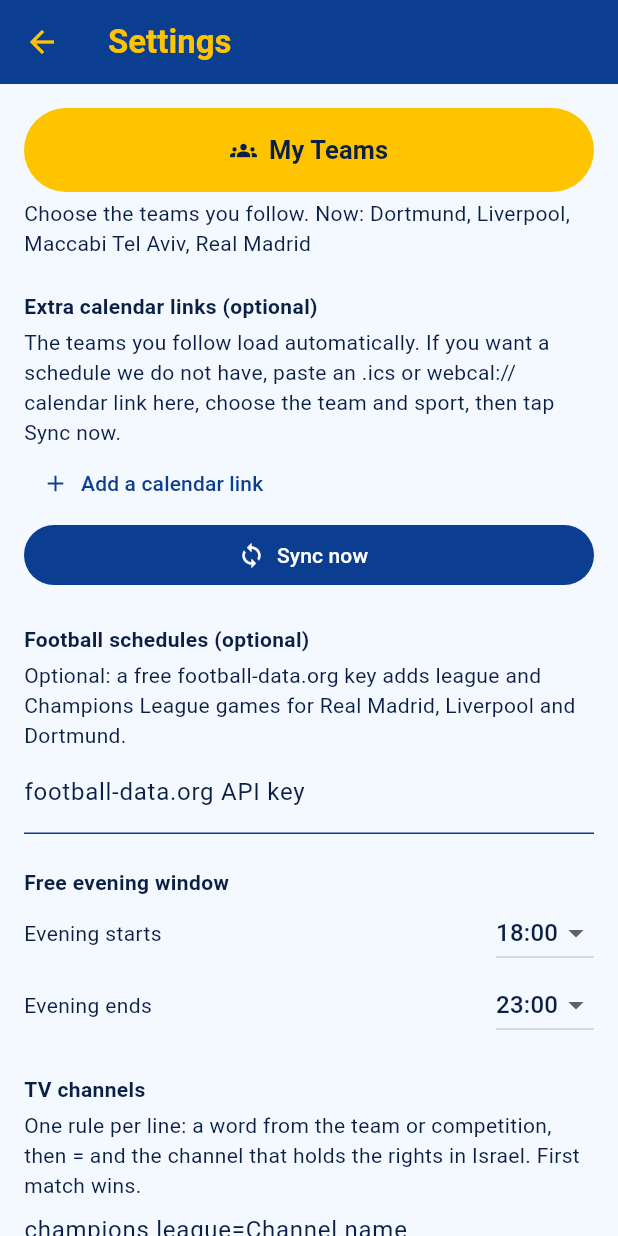
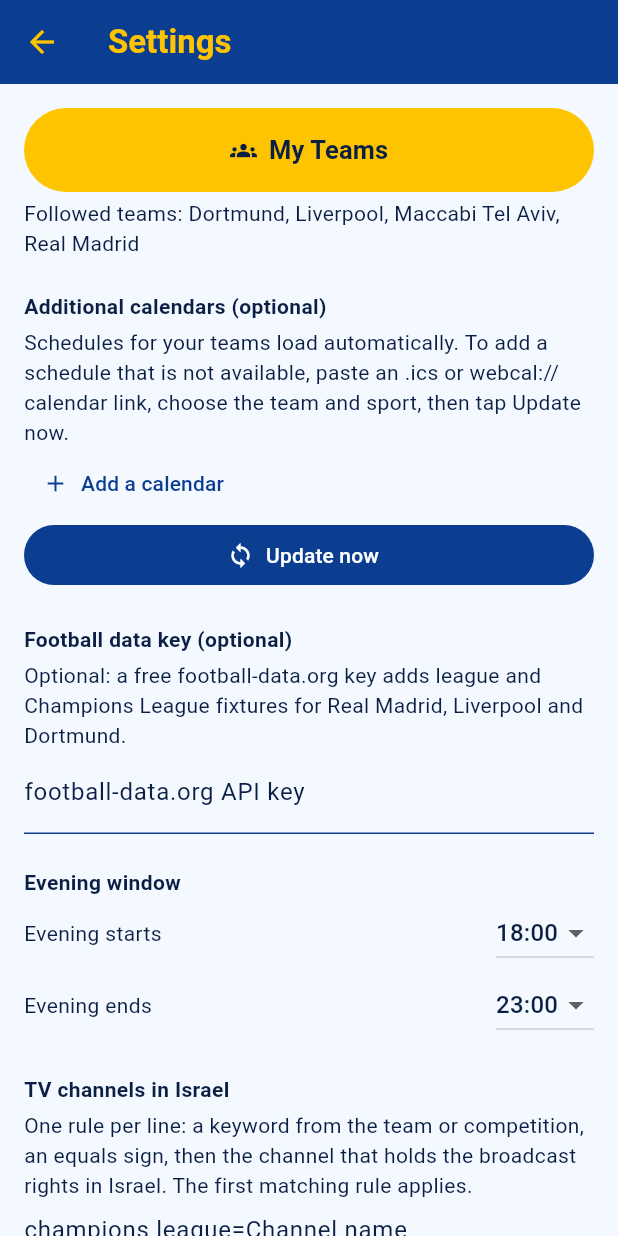
Before and after one commit to NLV9/Game-Day, a Flutter app: the screen it shows after launch, after a tap on the "settings" icon, on a phone screen of 412 x 824 dp. Run offline on Flutter 3.47's test engine with Material 3 defaults, Android fonts, the light colour scheme and no system bars; our stand-ins replace flutter_local_notifications, shared_preferences, timezone; network calls fail.

Commit message:
Add files via upload

```diff
--- a/lib/data.dart
+++ b/lib/data.dart
@@ -18,7 +18,7 @@ Future<http.Response> _get(http.Client c, String url, {Map<String, String>? head
 
 /// Short report of what each source returned (shown only under "Details").
 final List<String> syncLog = [];
-const appVersion = 'v9';
+const appVersion = 'v10';
 void _log(String line) => syncLog.add(line);
 
 String classify(String name, {String? type, String? code}) {
@@ -329,24 +329,36 @@ String _parseIlJob(Map<String, String> a) {
     if (row.isEmpty) continue;
     final tm = timeRe.firstMatch(row[0]);
     if (tm == null) continue; // kick-off time not set yet
-    final rest = row
+    final cleaned = row
         .skip(1)
         .where((t) => !timeRe.hasMatch(t) && !lead.hasMatch(t) && !junk.contains(t.toLowerCase()) && !scoreRe.hasMatch(t))
         .toList();
+    final rest = <String>[]; // the page repeats team names (logo text, mobile layout): keep one of each neighbour
+    for (final t in cleaned) {
+      if (rest.isEmpty || rest.last.toLowerCase() != t.toLowerCase()) rest.add(t);
+    }
     for (var k = 0; k < rest.length; k++) {
       final mine = names[rest[k].toLowerCase()];
       if (mine == null) continue;
-      String opp;
-      bool home;
-      if (k + 1 < rest.length && rest[k + 1].length >= 4) {
-        opp = rest[k + 1];
-        home = true;
-      } else if (k >= 1) {
-        opp = rest[k - 1];
+      final me = rest[k].toLowerCase();
+      String? opp;
+      var home = true;
+      for (var j = k + 1; j < rest.length; j++) {
+        if (rest[j].toLowerCase() != me && rest[j].length >= 4) {
+          opp = rest[j];
+          break;
+        }
+      }
+      if (opp == null) {
         home = false;
-      } else {
-        continue;
+        for (var j = k - 1; j >= 0; j--) {
+          if (rest[j].toLowerCase() != me && rest[j].length >= 4) {
+            opp = rest[j];
+            break;
+          }
+        }
       }
+      if (opp == null) continue;
       final tvIdx = home ? k - 1 : k - 2;
       final tv = tvIdx >= 0 && rest[tvIdx].length <= 24 ? rest[tvIdx] : null;
       final t = tz.TZDateTime(loc, int.parse(dm[3]!), int.parse(dm[2]!), int.parse(dm[1]!), int.parse(tm[1]!), int.parse(tm[2]!));
@@ -604,7 +616,7 @@ class AppState extends ChangeNotifier {
     }
     loading = true;
     syncLog.clear();
-    status = games.isEmpty ? 'Loading games...' : 'Updating...';
+    status = games.isEmpty ? 'Loading schedule...' : 'Updating schedule...';
     notifyListeners();
     final client = http.Client();
     var ok = 0, bad = 0;
@@ -621,7 +633,7 @@ class AppState extends ChangeNotifier {
           notifyListeners();
         } on TimeoutException {
           bad++;
-          _log('$label: too slow, kept saved games');
+          _log('$label: timed out, saved schedule kept');
         } catch (e) {
           bad++;
           _log('$label: $e');
@@ -636,12 +648,12 @@ class AppState extends ChangeNotifier {
       await Future.wait(jobs);
       if (ok > 0) lastSync = DateTime.now();
       status = ok == 0
-          ? 'Could not reach the sources. Showing saved games.'
+          ? 'Unable to reach the data sources. Showing the saved schedule.'
           : bad == 0
-              ? 'Updated just now: ${games.length} games.'
-              : 'Updated: ${games.length} games ($bad source(s) did not answer, saved data kept).';
+              ? 'Updated just now · ${games.length} games'
+              : 'Updated · ${games.length} games ($bad source(s) did not respond; saved data kept)';
     } catch (e) {
-      status = 'Update failed, showing saved games.';
+      status = 'Update failed. Showing the saved schedule.';
       _log('$e');
     } finally {
       client.close();
@@ -674,10 +686,14 @@ class AppState extends ChangeNotifier {
   }
 }
 
+/// Opponent without the "(home)"/"(away)" suffix, and the venue word for the team followed.
+String oppName(Game g) => g.opponent.replaceFirst(RegExp(r'\s*\((home|away)\)$'), '');
+String? venue(Game g) => g.opponent.endsWith('(home)') ? 'Home' : (g.opponent.endsWith('(away)') ? 'Away' : null);
+
 String compText(Game g) => g.compName.isEmpty || g.compName == g.comp ? g.comp : '${g.comp} (${g.compName})';
 
 String gameLine(AppState s, Game g) =>
-    '${hm(g.start)} ${g.team} vs ${g.opponent}\n${g.sport} · ${compText(g)} · ${s.channelOf(g) ?? 'Channel not confirmed'}';
+    '${hm(g.start)} ${g.team} vs ${oppName(g)}${venue(g) == null ? '' : ' (${venue(g)})'}\n${g.sport} · ${compText(g)} · ${s.channelOf(g) ?? 'TV channel TBC'}';
 
 // ---------- Notifications ----------
 
@@ -740,8 +756,8 @@ Future<void> scheduleAlerts(AppState s) async {
         final d = DateTime(day.year, day.month, day.day + j);
         if (s.eveningGames(d, useFilters: false).isEmpty) free.add(dayLabel(d));
       }
-      await _at(sun, 100000000 + num, 'Your week',
-          free.isEmpty ? 'No free evening this week.' : 'Free evenings this week: ${free.join(', ')}');
+      await _at(sun, 100000000 + num, 'Your week ahead',
+          free.isEmpty ? 'No free evenings this week.' : 'Free evenings this week: ${free.join(', ')}');
     }
   }
 }
--- a/lib/main.dart
+++ b/lib/main.dart
@@ -101,7 +101,7 @@ class _SplashState extends State<Splash> {
             SizedBox(height: 4),
             Text('Game Day Schedule', style: TextStyle(color: yellow, fontSize: 24, fontWeight: FontWeight.w700)),
             SizedBox(height: 28),
-            Text('Your teams. Your nights.', style: TextStyle(color: Colors.white, fontSize: 15)),
+            Text('Your teams. Your evenings.', style: TextStyle(color: Colors.white, fontSize: 15)),
           ]),
         ),
       );
@@ -193,12 +193,13 @@ Widget gameCard(BuildContext c, Game g) {
           child: Padding(
             padding: const EdgeInsets.all(12),
             child: Column(crossAxisAlignment: CrossAxisAlignment.start, children: [
-              Text('${g.team} vs ${g.opponent}', style: const TextStyle(fontWeight: FontWeight.w700, fontSize: 16)),
+              Text('${g.team} vs ${oppName(g)}', style: const TextStyle(fontWeight: FontWeight.w700, fontSize: 16)),
               const SizedBox(height: 6),
               Wrap(spacing: 6, runSpacing: 6, children: [
+                if (venue(g) != null) tag(c, venue(g)!),
                 tag(c, g.sport),
                 tag(c, g.comp),
-                tag(c, ch ?? 'Channel not confirmed', filled: ch != null),
+                tag(c, ch ?? 'TV channel TBC', filled: ch != null),
               ]),
             ]),
           ),
@@ -305,7 +306,7 @@ class GamesTab extends StatelessWidget {
           child: ExpansionTile(
             shape: const Border(),
             collapsedShape: const Border(),
-            title: Text(app.status ?? 'Showing saved games. Tap refresh to update.', style: const TextStyle(fontSize: 14)),
+            title: Text(app.status ?? 'Showing the saved schedule. Tap refresh to update.', style: const TextStyle(fontSize: 14)),
             subtitle: Text(
               'Game Day $appVersion · ${app.lastSync == null ? 'never updated' : 'last update ${dayLabel(app.lastSync!)} ${hm(app.lastSync!)}'}',
               style: const TextStyle(fontSize: 12),
@@ -342,7 +343,7 @@ class GamesTab extends StatelessWidget {
         if (rows.isEmpty)
           const Padding(
             padding: EdgeInsets.all(28),
-            child: Text('No games match these filters in this date range. Pull down to sync, or widen the range.', textAlign: TextAlign.center),
+            child: Text('No games match the selected filters and dates. Adjust the filters or the date range, or pull down to refresh.', textAlign: TextAlign.center),
           ),
       ]),
     );
@@ -386,7 +387,7 @@ class _FreeTabState extends State<FreeTab> {
             builder: (_) => ListView(shrinkWrap: true, padding: const EdgeInsets.all(14), children: [
               Text(dayLabel(date), style: const TextStyle(fontWeight: FontWeight.w700, fontSize: 18)),
               const SizedBox(height: 8),
-              if (gs.isEmpty) const Text('No games. Free evening.'),
+              if (gs.isEmpty) const Text('No games: free evening.'),
               for (final g in gs) gameCard(c, g),
             ]),
           );
@@ -462,8 +463,8 @@ class _FreeTabState extends State<FreeTab> {
         child: Padding(
           padding: const EdgeInsets.all(14),
           child: Column(crossAxisAlignment: CrossAxisAlignment.start, children: [
-            const Text('Sunday summary', style: TextStyle(fontWeight: FontWeight.w700)),
-            Text('${dayLabel(ws)} to ${dayLabel(we)} · all teams, no filters'),
+            const Text('Weekly summary (Sunday to Saturday)', style: TextStyle(fontWeight: FontWeight.w700)),
+            Text('${dayLabel(ws)} to ${dayLabel(we)} · all teams, filters not applied'),
             Row(children: [
               TextButton(onPressed: () => setState(() => w--), child: const Text('Previous week')),
               TextButton(onPressed: () => setState(() => w++), child: const Text('Next week')),
@@ -474,7 +475,7 @@ class _FreeTabState extends State<FreeTab> {
       ...weekRows,
       const SizedBox(height: 8),
       const FilterPanel(),
-      Card(child: Padding(padding: const EdgeInsets.all(14), child: Text('$n free evenings in the next 3 months with these filters.', style: const TextStyle(fontWeight: FontWeight.w700)))),
+      Card(child: Padding(padding: const EdgeInsets.all(14), child: Text('$n free evenings in the next three months (filters applied).', style: const TextStyle(fontWeight: FontWeight.w700)))),
       Row(children: [
         Container(width: 12, height: 12, color: yellow),
         const SizedBox(width: 6),
@@ -538,7 +539,7 @@ class _SettingsPageState extends State<SettingsPage> {
       context: context,
       builder: (c) => StatefulBuilder(
         builder: (c, set) => AlertDialog(
-          title: const Text('Add a calendar link'),
+          title: const Text('Add a calendar'),
           content: SingleChildScrollView(
             child: Column(mainAxisSize: MainAxisSize.min, children: [
               drop('Team', team, app.teamNames, (v) => set(() => team = v)),
@@ -573,7 +574,7 @@ class _SettingsPageState extends State<SettingsPage> {
       context: context,
       builder: (c) => StatefulBuilder(
         builder: (c, set) => AlertDialog(
-          title: const Text('Add a game'),
+          title: const Text('Add a game manually'),
           content: SingleChildScrollView(
             child: Column(mainAxisSize: MainAxisSize.min, children: [
               drop('Team', team, app.teamNames, (v) => set(() => team = v)),
@@ -636,11 +637,11 @@ class _SettingsPageState extends State<SettingsPage> {
               onPressed: () => Navigator.push(context, MaterialPageRoute(builder: (_) => const TeamsPage())),
             ),
             const SizedBox(height: 4),
-            Text('Choose the teams you follow. Now: ${app.teamNames.join(', ')}'),
+            Text('Followed teams: ${app.teamNames.join(', ')}'),
             const SizedBox(height: 22),
-            const Text('Extra calendar links (optional)', style: TextStyle(fontWeight: FontWeight.w700)),
+            const Text('Additional calendars (optional)', style: TextStyle(fontWeight: FontWeight.w700)),
             const SizedBox(height: 4),
-            const Text("The teams you follow load automatically. If you want a schedule we do not have, paste an .ics or webcal:// calendar link here, choose the team and sport, then tap Sync now."),
+            const Text("Schedules for your teams load automatically. To add a schedule that is not available, paste an .ics or webcal:// calendar link, choose the team and sport, then tap Update now."),
             for (var i = 0; i < app.cals.length; i++)
               ListTile(
                 contentPadding: EdgeInsets.zero,
@@ -657,17 +658,17 @@ class _SettingsPageState extends State<SettingsPage> {
               ),
             Align(
               alignment: Alignment.centerLeft,
-              child: TextButton.icon(onPressed: () => addCal(context), icon: const Icon(Icons.add), label: const Text('Add a calendar link')),
+              child: TextButton.icon(onPressed: () => addCal(context), icon: const Icon(Icons.add), label: const Text('Add a calendar')),
             ),
             FilledButton.icon(
               onPressed: app.loading ? null : app.sync,
               icon: const Icon(Icons.sync),
-              label: const Text('Sync now'),
+              label: const Text('Update now'),
             ),
             const SizedBox(height: 22),
-            const Text('Football schedules (optional)', style: TextStyle(fontWeight: FontWeight.w700)),
+            const Text('Football data key (optional)', style: TextStyle(fontWeight: FontWeight.w700)),
             const SizedBox(height: 4),
-            const Text('Optional: a free football-data.org key adds league and Champions League games for Real Madrid, Liverpool and Dortmund.'),
+            const Text('Optional: a free football-data.org key adds league and Champions League fixtures for Real Madrid, Liverpool and Dortmund.'),
             TextField(
               controller: tokenC,
               decoration: const InputDecoration(labelText: 'football-data.org API key'),
@@ -677,13 +678,13 @@ class _SettingsPageState extends State<SettingsPage> {
               },
             ),
             const SizedBox(height: 22),
-            const Text('Free evening window', style: TextStyle(fontWeight: FontWeight.w700)),
+            const Text('Evening window', style: TextStyle(fontWeight: FontWeight.w700)),
             hourDrop('Evening starts', app.evStart, 15, 21, (v) => app.evStart = v),
             hourDrop('Evening ends', app.evEnd, 21, 24, (v) => app.evEnd = v),
             const SizedBox(height: 22),
-            const Text('TV channels', style: TextStyle(fontWeight: FontWeight.w700)),
+            const Text('TV channels in Israel', style: TextStyle(fontWeight: FontWeight.w700)),
             const SizedBox(height: 4),
-            const Text('One rule per line: a word from the team or competition, then = and the channel that holds the rights in Israel. First match wins.'),
+            const Text('One rule per line: a keyword from the team or competition, an equals sign, then the channel that holds the broadcast rights in Israel. The first matching rule applies.'),
             TextField(
               controller: mapC,
               minLines: 4,
@@ -695,8 +696,8 @@ class _SettingsPageState extends State<SettingsPage> {
               },
             ),
             const SizedBox(height: 22),
-            const Text('Games added by hand', style: TextStyle(fontWeight: FontWeight.w700)),
-            const Text('Use this for handball, volleyball or anything the sources miss.'),
+            const Text('Manual games', style: TextStyle(fontWeight: FontWeight.w700)),
+            const Text('Use this for handball, volleyball or any game the sources do not cover.'),
             for (var i = 0; i < app.manual.length; i++)
               ListTile(
                 contentPadding: EdgeInsets.zero,
@@ -713,7 +714,7 @@ class _SettingsPageState extends State<SettingsPage> {
               ),
             Align(
               alignment: Alignment.centerLeft,
-              child: TextButton.icon(onPressed: () => addGame(context), icon: const Icon(Icons.add), label: const Text('Add a game')),
+              child: TextButton.icon(onPressed: () => addGame(context), icon: const Icon(Icons.add), label: const Text('Add a game manually')),
             ),
           ]),
         ),
--- a/lib/teams_page.dart
+++ b/lib/teams_page.dart
@@ -59,7 +59,7 @@ class _TeamsPageState extends State<TeamsPage> {
       body.add(const SizedBox(height: 10));
       final res = searchClubs(q.text, sport);
       if (q.text.trim().isEmpty) {
-        body.add(const Text('Choose the sport above, then type the name.'));
+        body.add(const Text('Select a sport, then enter a team name.'));
       } else if (res.isEmpty) {
         body.add(const Text('No team found.'));
       } else {
@@ -70,7 +70,7 @@ class _TeamsPageState extends State<TeamsPage> {
     } else if (leagues.isEmpty) {
       body.add(const Padding(
         padding: EdgeInsets.symmetric(vertical: 20),
-        child: Text('No live source for this sport yet, so no teams can be followed. You can still add single games by hand in Settings.'),
+        child: Text('Live schedules are not yet available for this sport. You can add individual games manually in Settings.'),
       ));
     } else {
       body.add(const Text('League', style: TextStyle(fontWeight: FontWeight.w700)));
@@ -78,7 +78,7 @@ class _TeamsPageState extends State<TeamsPage> {
         for (final l in leagues) pick(context, l, l == lg, () => setState(() => league = l)),
       ]));
       body.add(const SizedBox(height: 10));
-      body.add(const Text('Teams (tick to follow)', style: TextStyle(fontWeight: FontWeight.w700)));
+      body.add(const Text('Teams (select to follow)', style: TextStyle(fontWeight: FontWeight.w700)));
       for (final c in clubsIn(sport, lg!)) {
         body.add(teamTile(c));
       }
@@ -87,7 +87,7 @@ class _TeamsPageState extends State<TeamsPage> {
     return Scaffold(
       appBar: AppBar(title: const Text('My Teams')),
       body: ListView(padding: const EdgeInsets.all(16), children: [
-        const Text('Following', style: TextStyle(fontWeight: FontWeight.w700)),
+        const Text('Followed teams', style: TextStyle(fontWeight: FontWeight.w700)),
         Wrap(spacing: 6, runSpacing: 4, children: [
           for (final c in app.followedClubs)
             InputChip(
@@ -96,7 +96,7 @@ class _TeamsPageState extends State<TeamsPage> {
               onDeleted: () => toggle(c),
             ),
         ]),
-        if (app.followedClubs.isEmpty) const Text('No team followed yet.'),
+        if (app.followedClubs.isEmpty) const Text('You are not following any team yet.'),
         const SizedBox(height: 14),
         Wrap(spacing: 6, children: [
           pick(context, 'By league', !bySearch, () => setState(() => bySearch = false)),
```
